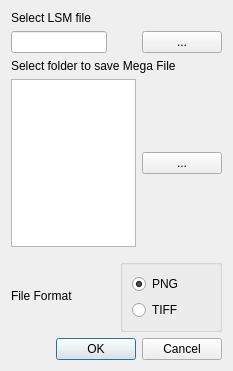
Before: the Qt Designer form branches/GoFigure2Beta/Code/GUI/lib/LsmToMegaExportDialog.ui in gofigure2/GoFigure2, drawn with Qt 5.
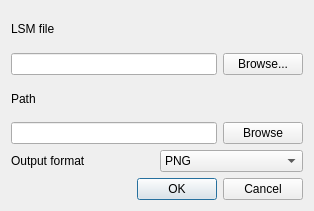
After: the same form once the commit is applied.

Commit message: ENH: Dialog box to export LSM to MegaCapture in main window connected      Needs a progress bar

What changed in the file:
```diff
--- a/branches/GoFigure2Beta/Code/GUI/lib/LsmToMegaExportDialog.ui
+++ b/branches/GoFigure2Beta/Code/GUI/lib/LsmToMegaExportDialog.ui
@@ -6,236 +6,98 @@
    <rect>
     <x>0</x>
     <y>0</y>
-    <width>233</width>
-    <height>371</height>
+    <width>314</width>
+    <height>211</height>
    </rect>
   </property>
   <property name="windowTitle">
    <string>Dialog</string>
   </property>
-  <layout class="QGridLayout" name="gridLayout_8">
+  <layout class="QGridLayout" name="gridLayout_4">
    <item row="0" column="0">
-    <layout class="QGridLayout" name="gridLayout_7">
-     <item row="0" column="1">
-      <spacer name="verticalSpacer_5">
-       <property name="orientation">
-        <enum>Qt::Vertical</enum>
-       </property>
-       <property name="sizeHint" stdset="0">
-        <size>
-         <width>20</width>
-         <height>18</height>
-        </size>
-       </property>
-      </spacer>
-     </item>
-     <item row="1" column="1">
       <layout class="QGridLayout" name="gridLayout_6">
-       <item row="0" column="0">
-        <widget class="QLabel" name="selectLSMLabel">
-         <property name="text">
-          <string>Select LSM file</string>
-         </property>
-        </widget>
-       </item>
        <item row="1" column="0">
-        <spacer name="verticalSpacer_4">
-         <property name="orientation">
-          <enum>Qt::Vertical</enum>
-         </property>
-         <property name="sizeHint" stdset="0">
-          <size>
-           <width>20</width>
-           <height>18</height>
-          </size>
-         </property>
-        </spacer>
-       </item>
-       <item row="2" column="0">
         <layout class="QGridLayout" name="gridLayout_2">
-         <item row="0" column="2">
+       <item row="0" column="1">
           <widget class="QPushButton" name="selectLsmFile">
            <property name="text">
-            <string>...</string>
+          <string>Browse...</string>
            </property>
           </widget>
          </item>
-         <item row="0" column="1">
-          <spacer name="horizontalSpacer">
-           <property name="orientation">
-            <enum>Qt::Horizontal</enum>
-           </property>
-           <property name="sizeHint" stdset="0">
-            <size>
-             <width>40</width>
-             <height>20</height>
-            </size>
-           </property>
-          </spacer>
-         </item>
-         <item row="0" column="0">
-          <widget class="QLineEdit" name="lsmFileName"/>
-         </item>
-        </layout>
-       </item>
-      </layout>
-     </item>
-     <item row="2" column="1">
-      <spacer name="verticalSpacer_3">
-       <property name="orientation">
-        <enum>Qt::Vertical</enum>
+       <item row="0" column="0">
+        <widget class="QLineEdit" name="lsmFileName">
+         <property name="readOnly">
+          <bool>true</bool>
+         </property>
+        </widget>
+       </item>
+      </layout>
+     </item>
+     <item row="0" column="0">
+      <widget class="QLabel" name="selectLSMLabel">
+       <property name="text">
+        <string>LSM file</string>
        </property>
-       <property name="sizeHint" stdset="0">
-        <size>
-         <width>20</width>
-         <height>17</height>
-        </size>
-       </property>
-      </spacer>
+      </widget>
      </item>
-     <item row="3" column="0">
-      <spacer name="horizontalSpacer_5">
-       <property name="orientation">
-        <enum>Qt::Horizontal</enum>
-       </property>
-       <property name="sizeHint" stdset="0">
-        <size>
-         <width>17</width>
-         <height>20</height>
-        </size>
-       </property>
-      </spacer>
-     </item>
-     <item row="3" column="1">
+    </layout>
+   </item>
+   <item row="1" column="0">
       <layout class="QGridLayout" name="gridLayout_5">
-       <item row="0" column="0">
-        <widget class="QLabel" name="megaFilePath_2">
-         <property name="text">
-          <string>Select folder to save Mega File</string>
-         </property>
-        </widget>
-       </item>
        <item row="1" column="0">
-        <spacer name="verticalSpacer_2">
-         <property name="orientation">
-          <enum>Qt::Vertical</enum>
-         </property>
-         <property name="sizeHint" stdset="0">
-          <size>
-           <width>20</width>
-           <height>18</height>
-          </size>
-         </property>
-        </spacer>
-       </item>
-       <item row="2" column="0">
         <layout class="QGridLayout" name="gridLayout_3">
-         <item row="0" column="0">
-          <widget class="QTextBrowser" name="megaFilePath"/>
-         </item>
          <item row="0" column="1">
-          <spacer name="horizontalSpacer_2">
-           <property name="orientation">
-            <enum>Qt::Horizontal</enum>
-           </property>
-           <property name="sizeHint" stdset="0">
-            <size>
-             <width>40</width>
-             <height>20</height>
-            </size>
-           </property>
-          </spacer>
-         </item>
-         <item row="0" column="2">
           <widget class="QPushButton" name="selectMegaPath">
            <property name="text">
-            <string>...</string>
+          <string>Browse</string>
            </property>
           </widget>
          </item>
-        </layout>
+       <item row="0" column="0">
+        <widget class="QLineEdit" name="megaFilePath">
+         <property name="readOnly">
+          <bool>true</bool>
+         </property>
+        </widget>
        </item>
       </layout>
      </item>
-     <item row="3" column="2" rowspan="2">
-      <spacer name="horizontalSpacer_4">
-       <property name="orientation">
-        <enum>Qt::Horizontal</enum>
-       </property>
-       <property name="sizeHint" stdset="0">
-        <size>
-         <width>17</width>
-         <height>68</height>
-        </size>
-       </property>
-      </spacer>
-     </item>
-     <item row="4" column="1">
-      <spacer name="verticalSpacer">
-       <property name="orientation">
-        <enum>Qt::Vertical</enum>
-       </property>
-       <property name="sizeHint" stdset="0">
-        <size>
-         <width>20</width>
-         <height>13</height>
-        </size>
-       </property>
-      </spacer>
-     </item>
-     <item row="5" column="1">
-      <layout class="QGridLayout" name="gridLayout_4">
        <item row="0" column="0">
-        <widget class="QLabel" name="fileFormatLabel">
+      <widget class="QLabel" name="megaFilePath_2">
          <property name="text">
-          <string>File Format</string>
+        <string>Path</string>
          </property>
         </widget>
        </item>
-       <item row="0" column="1">
-        <widget class="QGroupBox" name="format">
-         <property name="title">
-          <string/>
-         </property>
+    </layout>
+   </item>
+   <item row="2" column="0">
          <layout class="QGridLayout" name="gridLayout">
-          <item row="2" column="0">
-           <widget class="QRadioButton" name="tiff">
+     <item row="0" column="0">
+      <widget class="QLabel" name="outputFormatLabel">
             <property name="text">
-             <string>TIFF</string>
+        <string>Output format</string>
             </property>
            </widget>
           </item>
-          <item row="1" column="0">
-           <widget class="QRadioButton" name="png">
+     <item row="0" column="1">
+      <widget class="QComboBox" name="outputFormat">
+       <item>
             <property name="text">
              <string>PNG</string>
             </property>
-            <property name="checked">
-             <bool>true</bool>
-            </property>
-           </widget>
-          </item>
-         </layout>
+       </item>
+       <item>
+        <property name="text">
+         <string>TIFF</string>
+        </property>
+       </item>
         </widget>
        </item>
       </layout>
      </item>
-     <item row="6" column="1">
-      <spacer name="verticalSpacer_6">
-       <property name="orientation">
-        <enum>Qt::Vertical</enum>
-       </property>
-       <property name="sizeHint" stdset="0">
-        <size>
-         <width>20</width>
-         <height>18</height>
-        </size>
-       </property>
-      </spacer>
-     </item>
-    </layout>
-   </item>
-   <item row="1" column="0">
+   <item row="3" column="0">
     <widget class="QDialogButtonBox" name="buttonBox">
      <property name="orientation">
       <enum>Qt::Horizontal</enum>
```
Lines whose indentation alone changed are shown as unchanged. The commit also changes 4 other files.
